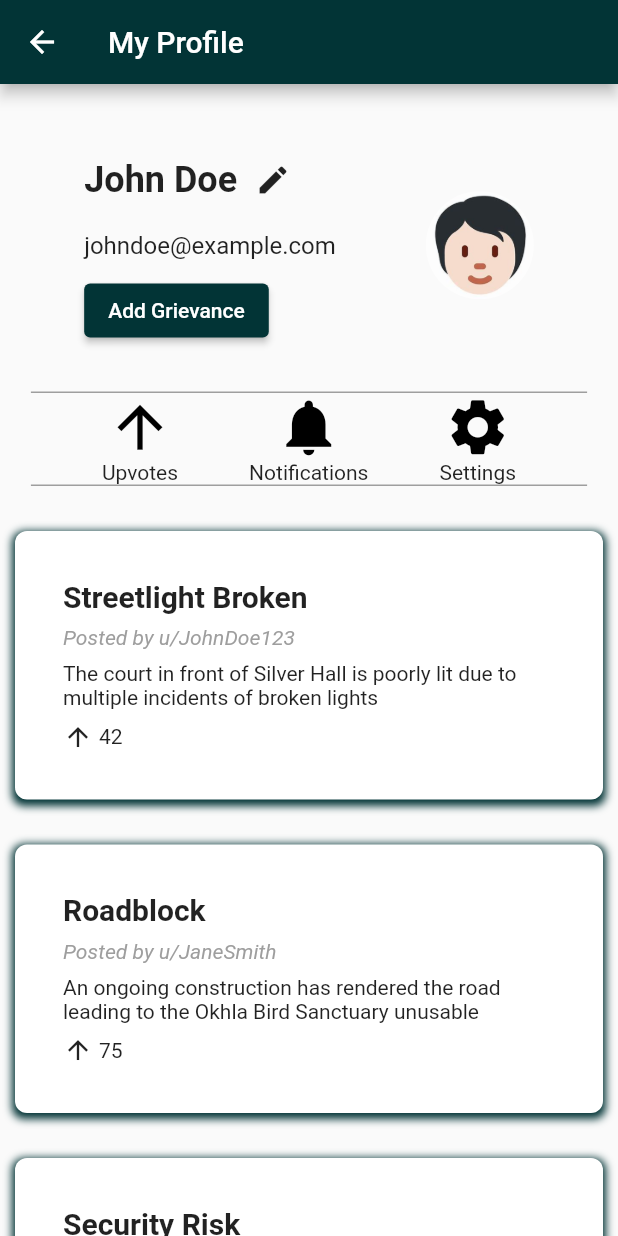
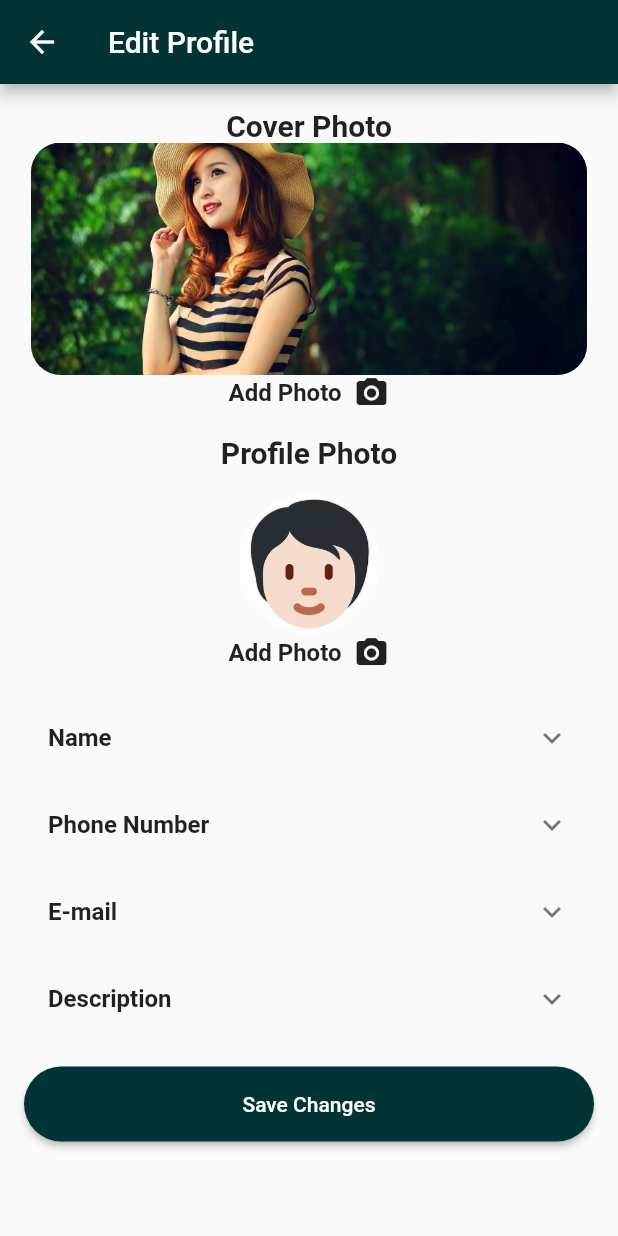
Before and after one commit to Dhruvch1244/grievance-detection-app, a Flutter app: the MyProfile screen opened by its route, after a tap on the "edit" icon, on a phone screen of 412 x 824 dp. Run offline on Flutter 3.47's test engine with Material 2 defaults, Android fonts, the phone set to English and light mode, and no system bars.

Commit message:
Added New Edit Profile .. Also Update other pages

```diff
--- a/lib/Dashboard.dart
+++ b/lib/Dashboard.dart
@@ -1,4 +1,5 @@
 import 'package:flutter/material.dart';
+import 'package:newapp/MyProfile.dart';
 import 'Profile.dart';
 
 enum MenuOption {
@@ -52,7 +53,7 @@ class _DashboardState extends State<dashboard> {
                 // Navigation logic here
                 Navigator.push(
                   context,
-                  MaterialPageRoute(builder: (context) => ProfilePage()),
+                  MaterialPageRoute(builder: (context) => MyProfile()),
                 );
               },
               child: CircleAvatar(
@@ -320,13 +321,24 @@ class _PostState extends State<Post> {
             ),
           ),
           SizedBox(height: 8),
-          Text(
+          GestureDetector(
+  onTap: () {
+    Navigator.push(
+      context,
+      MaterialPageRoute(builder: (context) => ProfilePage(username : widget.author)),
+    );
+  },
+  child: Text(
     'Posted by u/${widget.author}',
     style: TextStyle(
       color: Colors.grey,
       fontStyle: FontStyle.italic,
     ),
   ),
+),
+
+
+
           SizedBox(height: 8),
           Text(widget.content),
           SizedBox(height: 8),
--- /dev/null
+++ b/lib/EditProfile.dart
@@ -0,0 +1,253 @@
+import 'package:flutter/material.dart';
+import 'package:newapp/MyProfile.dart';
+import 'package:newapp/Profile.dart';
+
+class EditProfile extends StatefulWidget {
+  @override
+  _EditProfileState createState() => _EditProfileState();
+}
+
+class _EditProfileState extends State<EditProfile> {
+  @override
+  Widget build(BuildContext context) {
+    return Scaffold(
+      appBar: AppBar(
+        title: Text('Edit Profile'),
+
+        backgroundColor: Color(0xFF023436),
+      ),
+      body: Padding(
+        padding: const EdgeInsets.all(16.0),
+        child: SingleChildScrollView(
+          child: Column(
+            children: [
+              Text(
+                'Cover Photo',
+                style: TextStyle(
+                  fontSize: 20.0,
+                  fontWeight: FontWeight.bold,
+                ),
+              ),
+              Container(
+                height: 155.0,
+                width: MediaQuery.of(context).size.width * 0.9,
+                child: ClipRRect(
+                  borderRadius: BorderRadius.circular(20.0),
+                  child: Image.asset(
+                    'images/girl.jpg',
+                    fit: BoxFit.cover,
+                  ),
+                ),
+              ),
+              GestureDetector(
+                onTap: () {
+                  // Navigate to a different screen here
+                  // Example:
+                  Navigator.push(
+                    context,
+                    MaterialPageRoute(builder: (context) => EditProfile()),
+                  );
+                },
+                child: Row(
+                  mainAxisAlignment: MainAxisAlignment.center,
+                  children: [
+                    Text(
+                      'Add Photo',
+                      style: TextStyle(
+                        fontSize: 16.0,
+                        fontWeight: FontWeight.bold,
+                      ),
+                    ),
+                    SizedBox(width: 8.0),
+                    Icon(
+                      Icons.camera_alt,
+                      size: 24.0,
+                    ),
+                  ],
+                ),
+              ),
+              SizedBox(height: 16.0),
+              Text(
+                'Profile Photo',
+                style: TextStyle(
+                  fontSize: 20.0,
+                  fontWeight: FontWeight.bold,
+                ),
+              ),
+              SizedBox(height: 16.0),
+              Container(
+                height: 94,
+                width: 94,
+                child: ClipRRect(
+                  borderRadius: BorderRadius.circular(47),
+                  child: Image.asset(
+                    'images/OIP.jpeg',
+                    fit: BoxFit.cover,
+                  ),
+                ),
+              ),
+              GestureDetector(
+                onTap: () {
+                  // Navigate to a different screen here
+                  // Example:
+                  Navigator.push(
+                    context,
+                    MaterialPageRoute(builder: (context) => EditProfile()),
+                  );
+                },
+                child: Row(
+                  mainAxisAlignment: MainAxisAlignment.center,
+                  children: [
+                    Text(
+                      'Add Photo',
+                      style: TextStyle(
+                        fontSize: 16.0,
+                        fontWeight: FontWeight.bold,
+                      ),
+                    ),
+                    SizedBox(width: 8.0),
+                    Icon(
+                      Icons.camera_alt,
+                      size: 24.0,
+                    ),
+                  ],
+                ),
+              ),
+              SizedBox(height: 16.0),
+              ExpansionTile(
+                title: Text(
+                  'Name',
+                  style: TextStyle(
+                    fontSize: 16.0,
+                    fontWeight: FontWeight.bold,
+                  ),
+                ),
+                children: [
+                  SizedBox(height: 8.0),
+                  TextField(
+                    decoration: InputDecoration(
+                      hintText: 'Enter your name',
+                      filled: true,
+                      fillColor: Colors.grey[200],
+                      contentPadding:
+                          EdgeInsets.symmetric(vertical: 12.0, horizontal: 16.0),
+                      border: OutlineInputBorder(
+                        borderRadius: BorderRadius.circular(8.0),
+                        borderSide: BorderSide.none,
+                      ),
+                    ),
+                    controller: TextEditingController(text: 'Umesh Prakash'),
+                  ),
+                ],
+              ),
+
+
+              ExpansionTile(
+                title: Text(
+                  'Phone Number',
+                  style: TextStyle(
+                    fontSize: 16.0,
+                    fontWeight: FontWeight.bold,
+                  ),
+                ),
+                children: [
+                  SizedBox(height: 8.0),
+                  TextField(
+                    decoration: InputDecoration(
+                      hintText: '9845737287',
+                      filled: true,
+                      fillColor: Colors.grey[200],
+                      contentPadding:
+                          EdgeInsets.symmetric(vertical: 12.0, horizontal: 16.0),
+                      border: OutlineInputBorder(
+                        borderRadius: BorderRadius.circular(8.0),
+                        borderSide: BorderSide.none,
+                      ),
+                    ),
+                    controller: TextEditingController(),
+                  ),
+                ],
+              ),
+
+              // Add more ExpansionTile widgets for additional fields
+              ExpansionTile(
+                title: Text(
+                  'E-mail',
+                  style: TextStyle(
+                    fontSize: 16.0,
+                    fontWeight: FontWeight.bold,
+                  ),
+                ),
+                children: [
+                  SizedBox(height: 8.0),
+                  TextField(
+                    decoration: InputDecoration(
+                      hintText: 'umeshprakash@gmail.com',
+                      filled: true,
+                      fillColor: Colors.grey[200],
+                      contentPadding:
+                          EdgeInsets.symmetric(vertical: 12.0, horizontal: 16.0),
+                      border: OutlineInputBorder(
+                        borderRadius: BorderRadius.circular(8.0),
+                        borderSide: BorderSide.none,
+                      ),
+                    ),
+                    controller: TextEditingController(),
+                  ),
+                ],
+              ),
+              ExpansionTile(
+                title: Text(
+                  'Description',
+                  style: TextStyle(
+                    fontSize: 16.0,
+                    fontWeight: FontWeight.bold,
+                  ),
+                ),
+                children: [
+                  SizedBox(height: 8.0),
+                  TextField(
+                    decoration: InputDecoration(
+                      hintText: 'Hi there its me here! I love travelling.',
+                      filled: true,
+                      fillColor: Colors.grey[200],
+                      contentPadding:
+                          EdgeInsets.symmetric(vertical: 12.0, horizontal: 16.0),
+                      border: OutlineInputBorder(
+                        borderRadius: BorderRadius.circular(8.0),
+                        borderSide: BorderSide.none,
+                      ),
+                    ),
+                    controller: TextEditingController(),
+                  ),
+                ],
+              ),
+              // Add more ExpansionTile widgets as needed
+
+              SizedBox(height: 16.0),
+              ElevatedButton(
+  onPressed: () {
+    // Save the form data
+    Navigator.push(
+                      context,
+                      MaterialPageRoute(builder: (context) => MyProfile()),
+                    );
+  },
+  style: ElevatedButton.styleFrom(
+    primary: Color(0xFF023436), // Specify the desired button color
+    minimumSize: Size(double.infinity, 50), // Set the button width to match the parent
+  shape: RoundedRectangleBorder(
+      borderRadius: BorderRadius.circular(30), // Set the border radius to 30
+    ),
+
+  ),
+  child: Text('Save Changes'),
+),
+
+            ],
+          ),
+        ),
+      ),
+    );
+  }
+}
--- a/lib/MyProfile.dart
+++ b/lib/MyProfile.dart
@@ -1,4 +1,5 @@
 import 'package:flutter/material.dart';
+import 'package:newapp/EditProfile.dart';
 import 'package:newapp/upload.dart';
 
 class MyProfile extends StatefulWidget {
@@ -49,7 +50,7 @@ class _MyProfileState extends State<MyProfile> {
                   onPressed: () {
                     Navigator.push(
                       context,
-                      MaterialPageRoute(builder: (context) => MyProfile()),
+                      MaterialPageRoute(builder: (context) => EditProfile()),
                     );
                   },
                 ),
--- a/lib/Profile.dart
+++ b/lib/Profile.dart
@@ -1,6 +1,10 @@
 import 'package:flutter/material.dart';
 
 class ProfilePage extends StatelessWidget {
+  final String username;
+
+  ProfilePage({required this.username});
+
   @override
   Widget build(BuildContext context) {
     return Scaffold(
@@ -9,10 +13,9 @@ class ProfilePage extends StatelessWidget {
         child: SingleChildScrollView(
           child: Column(
             mainAxisAlignment: MainAxisAlignment.center,
-
             children: [
               PreferredSize(
-  preferredSize: Size.fromHeight(40), // Specify the desired height here
+                preferredSize: Size.fromHeight(40),
                 child: AppBar(
                   backgroundColor: Color(0xFF023436),
                   leading: IconButton(
@@ -22,12 +25,8 @@ PreferredSize(
                       Navigator.pushReplacementNamed(context, '/dashboard');
                     },
                   ),
-    // Other app bar properties
-    // ...
                 ),
               ),
-
-
               Container(
                 padding: EdgeInsets.fromLTRB(0, 10, 0, 0),
                 margin: EdgeInsets.fromLTRB(0, 100, 0, 0),
@@ -44,39 +43,33 @@ PreferredSize(
                   ],
                 ),
               ),
-
               Container(
                 margin: EdgeInsets.fromLTRB(0, 10, 0, 0),
-                  padding: EdgeInsets.fromLTRB(0, 10, 0,60),
-
+                padding: EdgeInsets.fromLTRB(0, 10, 0, 60),
                 width: MediaQuery.of(context).size.width * 1,
                 decoration: BoxDecoration(
-                    color: Color.fromARGB(255, 255, 255, 255),borderRadius: BorderRadius.only(
+                  color: Color.fromARGB(255, 255, 255, 255),
+                  borderRadius: BorderRadius.only(
                     topLeft: Radius.circular(48),
                     topRight: Radius.circular(48),
                   ),
-
                 ),
-
                 child: Column(
                   children: [
-
                     Container(
-
-                      padding: EdgeInsets.fromLTRB(0, 0, 0,0),
+                      padding: EdgeInsets.fromLTRB(0, 0, 0, 0),
                       child: Card(
                         child: CircleAvatar(
-          radius: 60, // Adjust the radius as needed
+                          radius: 60,
                           backgroundImage: AssetImage('images/girl.jpg'),
                           backgroundColor: Colors.transparent,
                         ),
                       ),
-
                     ),
                     Padding(
                       padding: EdgeInsets.fromLTRB(0, 0, 0, 10),
                       child: Text(
-    'Advika',
+                        username,
                         style: TextStyle(
                           fontSize: 32,
                           fontWeight: FontWeight.bold,
@@ -84,7 +77,6 @@ PreferredSize(
                         ),
                       ),
                     ),
-
                     Row(
                       mainAxisAlignment: MainAxisAlignment.center,
                       children: [
@@ -141,6 +133,8 @@ PreferredSize(
                               child: Text(
                                 'Grievances',
                                 style: TextStyle(
+
+
               fontSize: 16,
               color: Colors.black,
             ),
--- a/lib/main.dart
+++ b/lib/main.dart
@@ -7,6 +7,8 @@ import 'Dashboard.dart'; // Update import statement
 import 'upload.dart';
 import 'Profile.dart'; // Update import statement
 import 'MyProfile.dart';
+import 'EditProfile.dart';
+
 void main() {
   runApp(MyApp());
 }
@@ -27,8 +29,9 @@ class MyApp extends StatelessWidget {
         '/signup': (context) => SignUpPage(),
         '/dashboard': (context) => dashboard(), // Update route name
         '/upload': (context) => Upload(),
-        '/profile': (context) => ProfilePage(),
+        '/profile': (context) => ProfilePage(username: 'Advika'),
         '/MyProfile' : (context) => MyProfile(),
+        '/EditProfile' : (context) => EditProfile(),
       },
     );
   }
```
Lines whose indentation alone changed are shown as unchanged.
